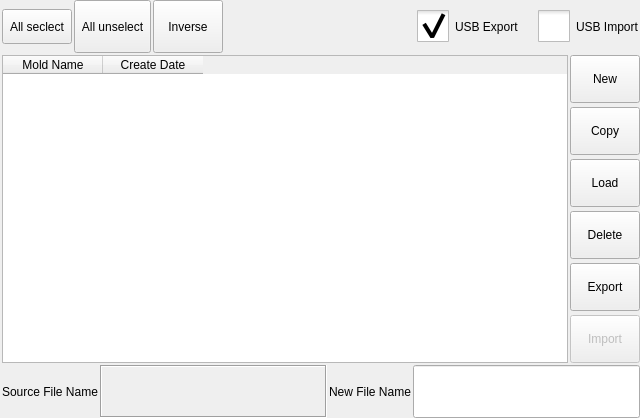
Old version of the form function_settings/moldinformation.ui in the repository GaussCheng/2-5AxisPunch.
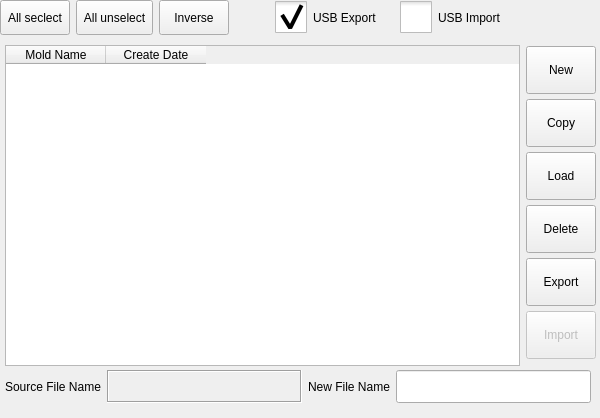
New version of the form. Icons and pictures are not drawn. Custom widgets are drawn as their Qt base class.

What changed in the file:
```diff
--- a/function_settings/moldinformation.ui
+++ b/function_settings/moldinformation.ui
@@ -6,7 +6,7 @@
    <rect>
     <x>0</x>
     <y>0</y>
-    <width>640</width>
+    <width>600</width>
     <height>418</height>
    </rect>
   </property>
@@ -44,23 +44,7 @@
   <property name="frameShadow">
    <enum>QFrame::Plain</enum>
   </property>
-  <layout class="QVBoxLayout" name="verticalLayout_2">
-   <property name="spacing">
-    <number>2</number>
-   </property>
-   <property name="leftMargin">
-    <number>2</number>
-   </property>
-   <property name="topMargin">
-    <number>0</number>
-   </property>
-   <property name="rightMargin">
-    <number>0</number>
-   </property>
-   <property name="bottomMargin">
-    <number>0</number>
-   </property>
-   <item>
+  <widget class="QWidget" name="">
     <layout class="QHBoxLayout" name="horizontalLayout_3">
      <item>
       <widget class="QToolButton" name="allToolButton">
@@ -213,8 +197,16 @@
       </widget>
      </item>
     </layout>
-   </item>
-   <item>
+  </widget>
+  <widget class="QWidget" name="">
+   <property name="geometry">
+    <rect>
+     <x>5</x>
+     <y>45</y>
+     <width>591</width>
+     <height>321</height>
+    </rect>
+   </property>
     <layout class="QHBoxLayout" name="horizontalLayout">
      <item>
       <widget class="QTableWidget" name="informationTableWidget">
@@ -412,8 +404,16 @@
       </layout>
      </item>
     </layout>
-   </item>
-   <item>
+  </widget>
+  <widget class="QWidget" name="">
+   <property name="geometry">
+    <rect>
+     <x>5</x>
+     <y>370</y>
+     <width>586</width>
+     <height>33</height>
+    </rect>
+   </property>
     <layout class="QHBoxLayout" name="horizontalLayout_2">
      <item>
       <widget class="QLabel" name="label">
@@ -489,8 +489,7 @@
       </widget>
      </item>
     </layout>
-   </item>
-  </layout>
+  </widget>
  </widget>
  <customwidgets>
   <customwidget>
```
Left out of the diff: 4 changed lines with no effect on the pictures. Lines whose indentation alone changed are shown as unchanged.
